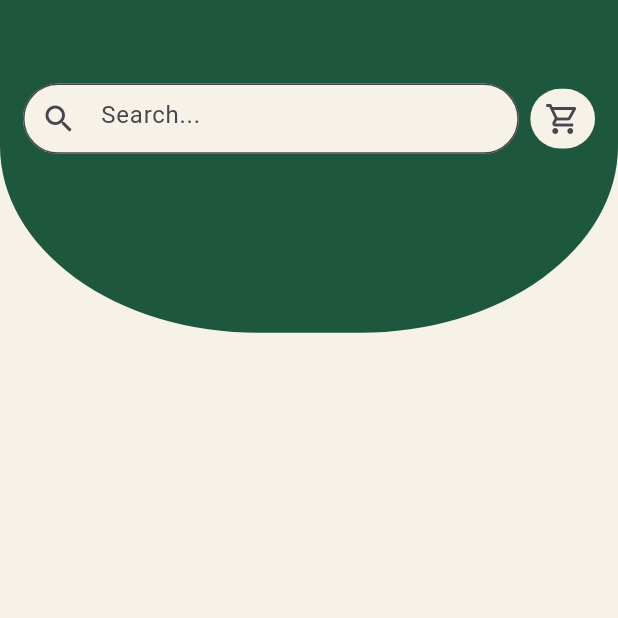
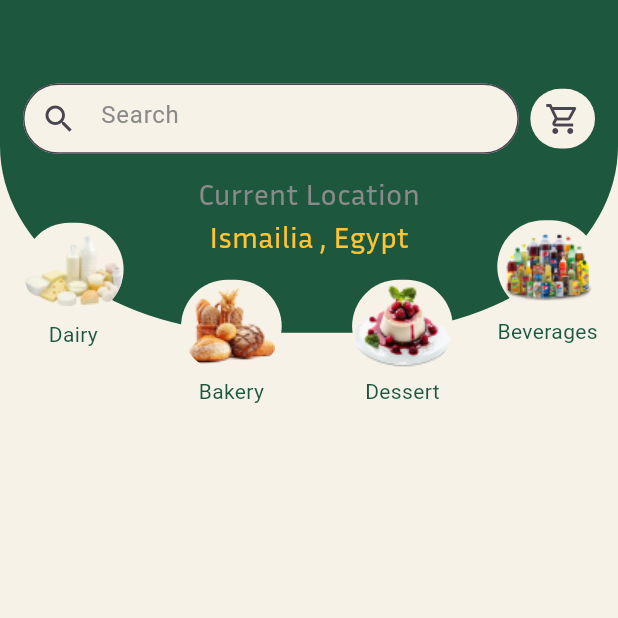
Before and after one commit to Seifmohsen11/Y_balash-graduation_progect-, a Flutter app: the HomeViewBody screen opened directly, on a phone screen of 412 x 824 dp, the top half of it. Run offline on Flutter 3.47's test engine with Material 3 defaults, Android fonts, the phone set to English and light mode, and no system bars; our stand-ins replace curved_navigation_bar, device_preview, flutter_screenutil, pin_code_fields.

Commit message:
adding categories icons in home screen & location

```diff
--- /dev/null
+++ b/lib/Features/home/presentation/views/widgets/Location_data.dart
@@ -0,0 +1,33 @@
+import 'package:flutter/material.dart';
+import 'package:y_balash/core/constants/constants.dart';
+
+class Location extends StatelessWidget {
+  const Location({super.key});
+
+  @override
+  Widget build(BuildContext context) {
+    return const Column(
+      children: [
+        SizedBox(
+          height: 12,
+        ),
+        SizedBox(
+          child: Center(
+              child: Text(
+            'Current Location',
+            style: TextStyle(
+                color: Color(0xff8A8A8A), fontFamily: kIneraFont, fontSize: 20),
+          )),
+        ),
+        SizedBox(
+          child: Center(
+              child: Text(
+            'Ismailia , Egypt',
+            style: TextStyle(
+                color: Color(0xffFFC433), fontFamily: kIneraFont, fontSize: 20),
+          )),
+        ),
+      ],
+    );
+  }
+}
--- a/lib/Features/home/presentation/views/widgets/home_view_body.dart
+++ b/lib/Features/home/presentation/views/widgets/home_view_body.dart
@@ -1,6 +1,8 @@
 import 'package:flutter/material.dart';
+import 'package:y_balash/Features/home/presentation/views/widgets/Location_data.dart';
 import 'package:y_balash/Features/home/presentation/views/widgets/cart_icon.dart';
 import 'package:y_balash/Features/home/presentation/views/widgets/green-circle_in_home.dart';
+import 'package:y_balash/Features/home/presentation/views/widgets/items_of_category.dart';
 import 'package:y_balash/Features/home/presentation/views/widgets/search_bar.dart';
 import 'package:y_balash/core/constants/constants.dart';
 
@@ -37,7 +39,52 @@ class HomeViewBody extends StatelessWidget {
                   ],
                 ),
               ),
+              const Location(),
             ],
+          ),
+          Positioned(
+            top: screenHeight * (168 / 932),
+            left: screenWidth * (16 / 430),
+            child: ItemOfCategory(
+              screenWidth: screenWidth,
+              screenHeight: screenHeight,
+              image: "assets/images/Dairy.png",
+              title: 'Dairy',
+              onTap: () {},
+            ),
+          ),
+          Positioned(
+            top: screenHeight * (211 / 932),
+            left: screenWidth * (126 / 430),
+            child: ItemOfCategory(
+              screenWidth: screenWidth,
+              screenHeight: screenHeight,
+              image: 'assets/images/bakery.png',
+              title: 'Bakery',
+              onTap: () {},
+            ),
+          ),
+          Positioned(
+            top: screenHeight * (211 / 932),
+            left: screenWidth * (245 / 430),
+            child: ItemOfCategory(
+              screenWidth: screenWidth,
+              screenHeight: screenHeight,
+              image: 'assets/images/desert.png',
+              title: 'Dessert',
+              onTap: () {},
+            ),
+          ),
+          Positioned(
+            top: screenHeight * (166 / 932),
+            left: screenWidth * (346 / 430),
+            child: ItemOfCategory(
+              screenWidth: screenWidth,
+              screenHeight: screenHeight,
+              image: 'assets/images/beverages.png',
+              title: 'Beverages',
+              onTap: () {},
+            ),
           )
         ],
       ),
--- /dev/null
+++ b/lib/Features/home/presentation/views/widgets/items_of_category.dart
@@ -0,0 +1,45 @@
+import 'package:flutter/material.dart';
+import 'package:y_balash/core/constants/constants.dart';
+
+class ItemOfCategory extends StatelessWidget {
+  const ItemOfCategory(
+      {super.key,
+      required this.screenWidth,
+      required this.screenHeight,
+      required this.image,
+      required this.title,
+      required this.onTap});
+  final double screenHeight;
+  final double screenWidth;
+  final String image;
+  final String title;
+  final VoidCallback onTap;
+
+  @override
+  Widget build(BuildContext context) {
+    return GestureDetector(
+      onTap: onTap,
+      child: Column(
+        children: [
+          Container(
+            height: screenHeight * (70 / 932),
+            width: screenWidth * (70 / 430),
+            decoration: BoxDecoration(
+                color: kPrimaryColor,
+                image: DecorationImage(
+                  image: AssetImage(image),
+                ),
+                borderRadius: BorderRadius.circular(36)),
+          ),
+          SizedBox(
+            height: screenHeight * (3 / 932),
+          ),
+          Text(
+            title,
+            style: const TextStyle(color: kTextFieldAndButtomColor),
+          )
+        ],
+      ),
+    );
+  }
+}
--- a/lib/Features/home/presentation/views/widgets/search_bar.dart
+++ b/lib/Features/home/presentation/views/widgets/search_bar.dart
@@ -13,8 +13,9 @@ class CustomSearchBar extends StatelessWidget {
       height: screenHeight * (53 / 932),
       child: TextField(
         decoration: InputDecoration(
-          hintText: 'Search...',
-          prefixIcon: Icon(Icons.search),
+          hintText: 'Search',
+          hintStyle: const TextStyle(color: Color(0xff8A8A8A)),
+          prefixIcon: const Icon(Icons.search),
           border: OutlineInputBorder(
             borderRadius: BorderRadius.circular(32),
           ),
--- a/lib/core/constants/constants.dart
+++ b/lib/core/constants/constants.dart
@@ -2,5 +2,5 @@ import 'package:flutter/material.dart';
 
 const kPrimaryColor = Color(0xffF7F2E8);
 const kTextFieldAndButtomColor = Color(0xff1C573E);
-const kmainTextColor = Color.fromRGBO(51, 51, 51, 0.659);
+const kmainTextColor = Color(0xA8333333);
 const kIneraFont = 'InriaSans-Regular';
```
Also changed, not shown: assets/images/Dairy.png (added), assets/images/bakery.png (added), assets/images/beverages.png (added), assets/images/desert.png (added).
